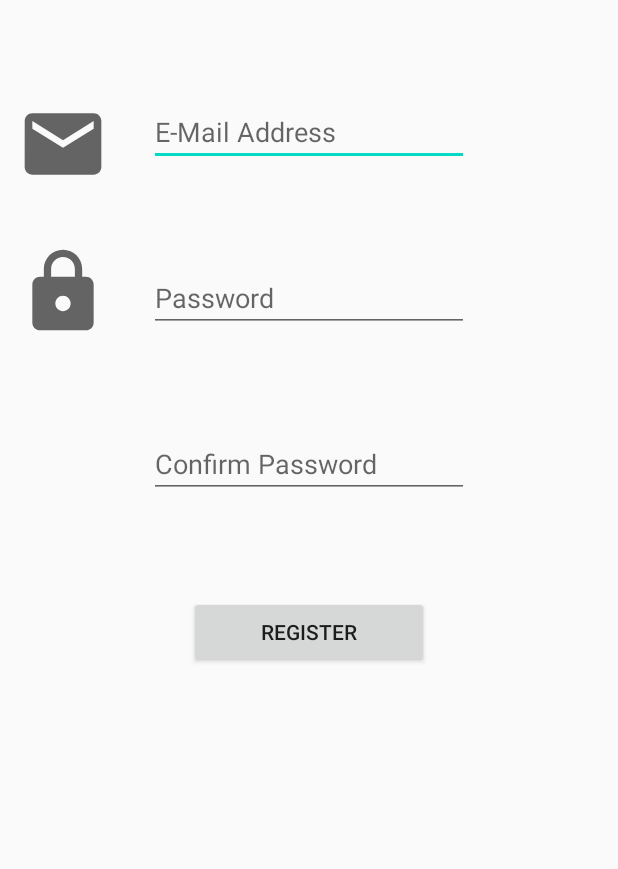
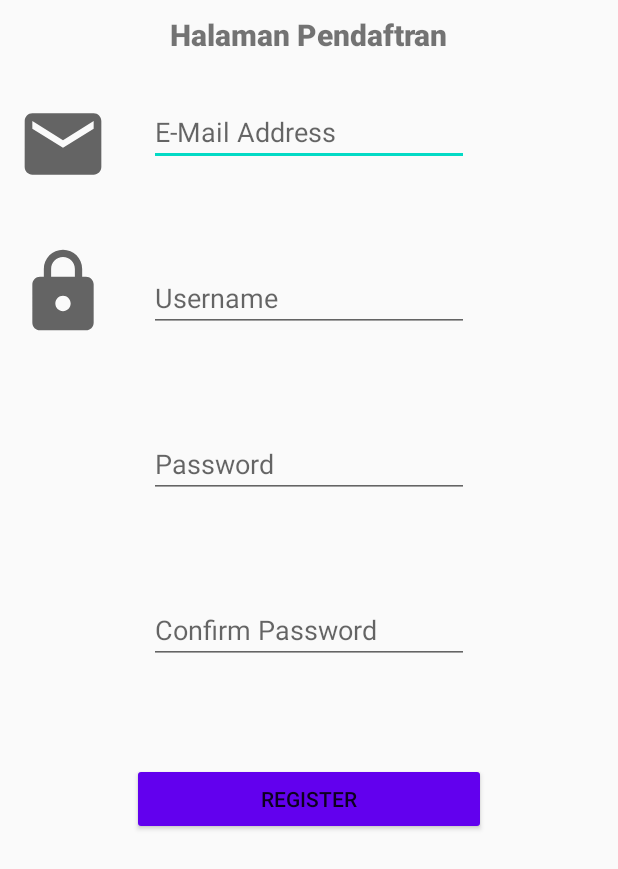
Before and after one commit to Oleh2RiauOnline/ORIO, an Android app: the layout halaman_regis.xml on its own in the app's theme, with its tools: preview values and no code run, on a phone screen of 412 x 824 dp. Shown: the top 869 px of the screen. Run offline under Robolectric (Android 15) with nearby library versions, the phone set to English and light mode, and no system bars.

Commit message:
design
push yang kesekian

```diff
--- a/Orio/app/build.gradle
+++ b/Orio/app/build.gradle
@@ -30,6 +30,8 @@ dependencies {
     implementation 'androidx.core:core-ktx:1.3.2'
     implementation 'androidx.appcompat:appcompat:1.2.0'
     implementation 'androidx.constraintlayout:constraintlayout:2.0.4'
+    implementation 'androidx.gridlayout:gridlayout:1.0.0'
+    implementation 'androidx.recyclerview:recyclerview:1.1.0'
     testImplementation 'junit:junit:4.12'
     androidTestImplementation 'androidx.test.ext:junit:1.1.2'
     androidTestImplementation 'androidx.test.espresso:espresso-core:3.3.0'
--- a/Orio/app/src/main/res/layout/halaman_regis.xml
+++ b/Orio/app/src/main/res/layout/halaman_regis.xml
@@ -5,6 +5,8 @@
     android:layout_width="match_parent"
     android:layout_height="match_parent"
     tools:context="">
+
+
 
     <EditText
         android:id="@+id/et_email"
@@ -17,6 +19,16 @@
         android:inputType="textEmailAddress"
         android:hint="E-Mail Address"/>
 
+    <EditText
+        android:id="@+id/et_username"
+        android:layout_width="wrap_content"
+        android:layout_height="wrap_content"
+        android:layout_centerHorizontal="true"
+        android:layout_marginTop="65dp"
+        android:ems="10"
+        android:layout_below="@+id/et_email"
+        android:inputType="text"
+        android:hint="Username"/>
 
     <EditText
         android:id="@+id/et_password"
@@ -25,7 +37,7 @@
         android:layout_centerHorizontal="true"
         android:layout_marginTop="65dp"
         android:ems="10"
-        android:layout_below="@+id/et_email"
+        android:layout_below="@+id/et_username"
         android:inputType="textPassword"
         android:hint="Password"/>
 
@@ -42,13 +54,14 @@
 
     <Button
         android:id="@+id/btn_register"
-        android:layout_width="wrap_content"
+        android:layout_width="236dp"
         android:layout_height="wrap_content"
+        android:layout_below="@+id/et_cpassword"
         android:layout_centerHorizontal="true"
-        android:layout_marginTop="65dp"
+        android:layout_marginTop="66dp"
+        android:backgroundTint="@color/colorPrimary"
         android:ems="10"
-        android:text="Register"
-        android:layout_below="@+id/et_cpassword" />
+        android:text="Register" />
 
 
     <ImageView
@@ -66,4 +79,15 @@
         android:layout_marginTop="37dp"
         app:srcCompat="@drawable/ic_baseline_lock_24" />
 
+    <TextView
+        android:id="@+id/textView"
+        android:layout_width="wrap_content"
+        android:layout_height="wrap_content"
+        android:fontFamily="sans-serif-black"
+        android:foregroundTint="#2196F3"
+        android:text="Halaman Pendaftran"
+        android:textSize="20dp"
+        android:layout_centerHorizontal="true"
+        android:layout_marginTop="9dp"/>
+
 </RelativeLayout>
```
Also changed, not shown: Orio/app/src/main/res/layout/orio_index.xml (added, +37 -0 lines), Orio/app/src/main/res/layout/orio_informasi_toko.xml (added, +72 -0 lines), Orio/app/src/main/res/layout/orio_login.xml (+27 -15 lines), Orio/app/src/main/res/layout/orio_menu.xml (+4 -20 lines).
